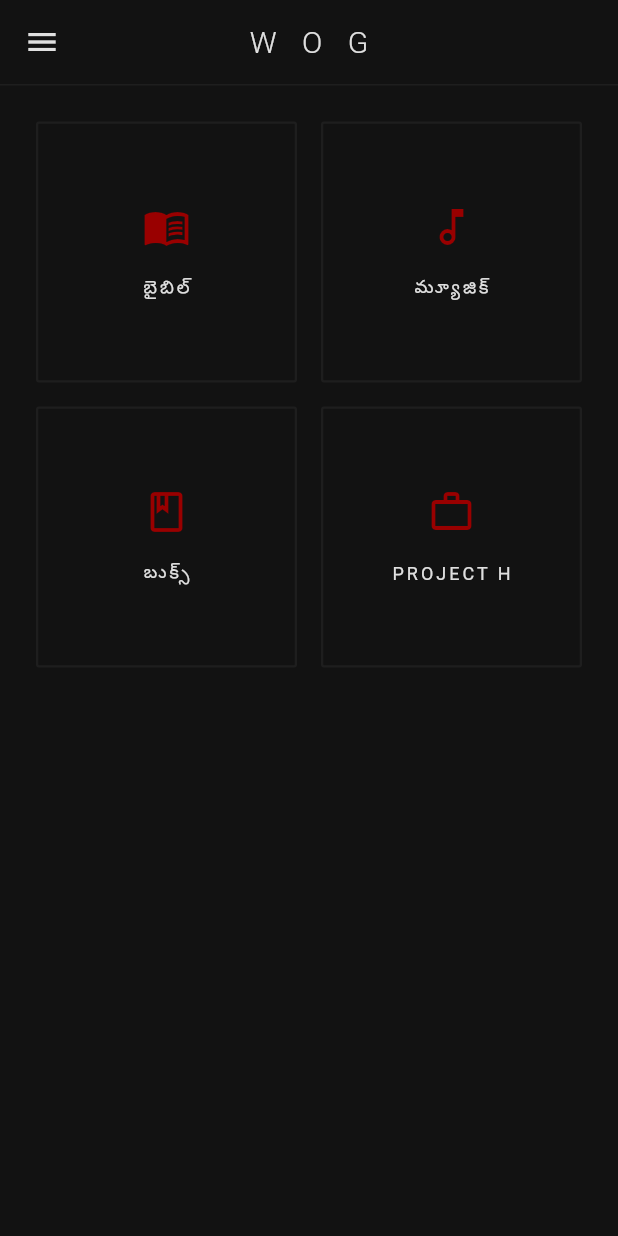
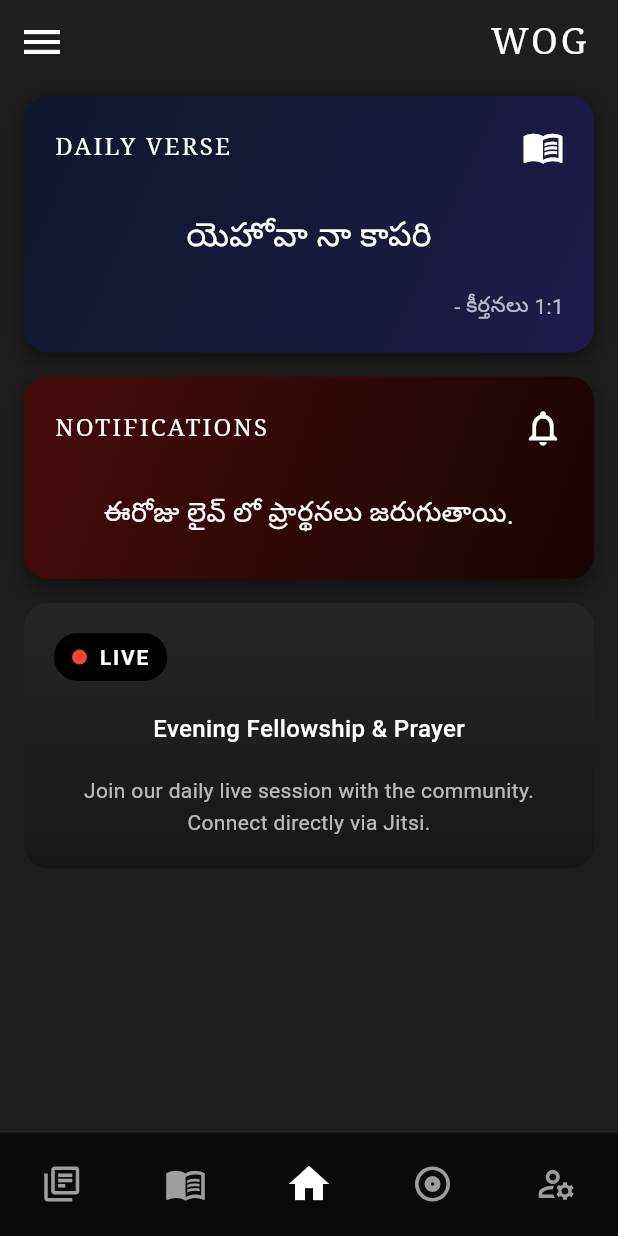
Before and after one commit to rajeshkaratapu24/WOG-FINAL, a Flutter app: the screen it shows after launch, on a phone screen of 412 x 824 dp. Run offline on Flutter 3.47's test engine with Material 3 defaults, Android fonts, the phone set to English and light mode, and no system bars.

Commit message:
Update home_screen.dart

```diff
--- a/lib/ui/home_screen.dart
+++ b/lib/ui/home_screen.dart
@@ -3,164 +3,250 @@ import 'package:flutter/material.dart';
 class HomeScreen extends StatelessWidget {
   const HomeScreen({super.key});
 
-  // Premium Dark Color Palette
-  static const Color bgDark = Color(0xFF121212); // Deep Black/Gray
-  static const Color surfaceDark = Color(0xFF1E1E1E); // Dark Gray
-  static const Color accentRed = Color(0xFF990000); // Dark Red
-  static const Color textWhite = Color(0xFFE0E0E0); // Off-White
-  static const Color textGrey = Color(0xFF808080); // Dim Gray
-
   @override
   Widget build(BuildContext context) {
+    // Scaffold background color matching the dark theme
     return Scaffold(
-      backgroundColor: bgDark,
-      appBar: _buildAppBar(),
+      backgroundColor: const Color(0xFF1E1E1E),
+      appBar: _buildAppBar(context),
       drawer: _buildSideMenu(),
-      body: _buildNavigationGrid(context),
+      body: SingleChildScrollView(
+        physics: const BouncingScrollPhysics(),
+        child: Padding(
+          padding: const EdgeInsets.symmetric(horizontal: 16.0, vertical: 8.0),
+          child: Column(
+            children: [
+              _buildDailyVerseCard(),
+              const SizedBox(height: 16),
+              _buildNotificationsCard(),
+              const SizedBox(height: 16),
+              _buildLiveCard(),
+              const SizedBox(height: 24), // Extra padding at bottom
+            ],
+          ),
+        ),
+      ),
+      bottomNavigationBar: _buildBottomNav(),
     );
   }
 
-  // 1. SLEEK APP BAR UI
-  PreferredSizeWidget _buildAppBar() {
+  // 1. PREMIUM APP BAR
+  PreferredSizeWidget _buildAppBar(BuildContext context) {
     return AppBar(
-      title: const Text(
-        'W O G',
+      backgroundColor: Colors.transparent,
+      elevation: 0,
+      leading: IconButton(
+        icon: const Icon(Icons.menu, color: Colors.white, size: 32),
+        onTap: () => Scaffold.of(context).openDrawer(),
+      ),
+      actions: const [
+        Padding(
+          padding: EdgeInsets.only(right: 20.0),
+          child: Text(
+            'WOG',
             style: TextStyle(
-          color: textWhite,
-          fontWeight: FontWeight.w300, // Slim font
-          letterSpacing: 6.0, // Sleek spacing
-          fontSize: 20,
+              color: Colors.white,
+              fontSize: 24,
+              fontFamily: 'serif', // Gives that elegant international look
+              letterSpacing: 2.0,
             ),
           ),
-      centerTitle: true,
-      elevation: 0,
-      backgroundColor: bgDark,
-      iconTheme: const IconThemeData(color: textWhite),
-      bottom: PreferredSize(
-        preferredSize: const Size.fromHeight(1.0),
-        child: Container(color: surfaceDark, height: 1.0), // Thin bottom border
-      ),
+        )
+      ],
     );
   }
 
-  // 2. MINIMALIST SIDE MENU (DRAWER) UI
-  Widget _buildSideMenu() {
-    return Drawer(
-      backgroundColor: bgDark,
+  // 2. DAILY VERSE CARD (Deep Blue Gradient)
+  Widget _buildDailyVerseCard() {
+    return Container(
+      width: double.infinity,
+      padding: const EdgeInsets.all(20),
+      decoration: BoxDecoration(
+        borderRadius: BorderRadius.circular(16),
+        gradient: const LinearGradient(
+          colors: [Color(0xFF0F172A), Color(0xFF1E1B4B)], // Midnight blue to deep indigo
+          begin: Alignment.topLeft,
+          end: Alignment.bottomRight,
+        ),
+        boxShadow: [
+          BoxShadow(color: Colors.black.withOpacity(0.5), blurRadius: 10, offset: const Offset(0, 5)),
+        ],
+      ),
       child: Column(
+        crossAxisAlignment: CrossAxisAlignment.start,
         children: [
-          Container(
-            width: double.infinity,
-            padding: const EdgeInsets.only(top: 80, bottom: 40),
-            decoration: const BoxDecoration(
-              border: Border(bottom: BorderSide(color: surfaceDark, width: 1)),
+          Row(
+            mainAxisAlignment: MainAxisAlignment.spaceBetween,
+            children: const [
+              Text(
+                'DAILY VERSE',
+                style: TextStyle(color: Colors.white, fontSize: 16, fontFamily: 'serif', letterSpacing: 1.5),
               ),
-            child: const Column(
-              children: [
-                Icon(Icons.language, color: accentRed, size: 40),
-                SizedBox(height: 16),
-                Text(
-                  'WORLD OF GOD',
-                  style: TextStyle(
-                    color: textWhite,
-                    fontSize: 14,
-                    letterSpacing: 3.0,
-                    fontWeight: FontWeight.w300,
+              Icon(Icons.menu_book, color: Colors.white, size: 28),
+            ],
+          ),
+          const SizedBox(height: 30),
+          const Center(
+            child: Text(
+              'యెహోవా నా కాపరి',
+              style: TextStyle(color: Colors.white, fontSize: 22, fontWeight: FontWeight.w500),
             ),
           ),
-              ],
+          const SizedBox(height: 20),
+          const Align(
+            alignment: Alignment.centerRight,
+            child: Text(
+              '- కీర్తనలు 1:1',
+              style: TextStyle(color: Colors.white70, fontSize: 14),
             ),
           ),
-          Expanded(
-            child: ListView(
-              padding: const EdgeInsets.symmetric(vertical: 20),
-              children: [
-                _menuItem(Icons.login_outlined, 'లాగిన్'),
-                _menuItem(Icons.mail_outline, 'కాంటాక్ట్'),
-                _menuItem(Icons.library_books_outlined, 'పుస్తకాలు'),
-                _menuItem(Icons.help_outline, 'Q & A'),
-              ],
-            ),
-          ),
-          const Padding(
-            padding: EdgeInsets.all(24.0),
-            child: Text(
-              'v 1.0.0',
-              style: TextStyle(color: textGrey, fontSize: 12, letterSpacing: 2.0),
-            ),
-          )
         ],
       ),
     );
   }
 
-  // Side Menu Item Helper
-  Widget _menuItem(IconData icon, String title) {
-    return ListTile(
-      contentPadding: const EdgeInsets.symmetric(horizontal: 32, vertical: 8),
-      leading: Icon(icon, color: textGrey, size: 22),
-      title: Text(
-        title,
-        style: const TextStyle(
-          color: textWhite,
-          fontSize: 14,
-          fontWeight: FontWeight.w400,
-          letterSpacing: 1.0,
+  // 3. NOTIFICATIONS CARD (Deep Red Gradient)
+  Widget _buildNotificationsCard() {
+    return Container(
+      width: double.infinity,
+      padding: const EdgeInsets.all(20),
+      decoration: BoxDecoration(
+        borderRadius: BorderRadius.circular(16),
+        gradient: const LinearGradient(
+          colors: [Color(0xFF450A0A), Color(0xFF1A0505)], // Dark maroon to almost black
+          begin: Alignment.topLeft,
+          end: Alignment.bottomRight,
+        ),
+        boxShadow: [
+          BoxShadow(color: Colors.black.withOpacity(0.5), blurRadius: 10, offset: const Offset(0, 5)),
+        ],
+      ),
+      child: Column(
+        crossAxisAlignment: CrossAxisAlignment.start,
+        children: [
+          Row(
+            mainAxisAlignment: MainAxisAlignment.spaceBetween,
+            children: const [
+              Text(
+                'NOTIFICATIONS',
+                style: TextStyle(color: Colors.white, fontSize: 16, fontFamily: 'serif', letterSpacing: 1.5),
+              ),
+              Icon(Icons.notifications_none, color: Colors.white, size: 28),
+            ],
+          ),
+          const SizedBox(height: 30),
+          const Center(
+            child: Text(
+              'ఈరోజు లైవ్ లో ప్రార్థనలు జరుగుతాయి.',
+              textAlign: TextAlign.center,
+              style: TextStyle(color: Colors.white, fontSize: 18, fontWeight: FontWeight.w400),
             ),
           ),
-      onTap: () {},
-    );
-  }
-
-  // 3. SLEEK NAVIGATION GRID UI
-  Widget _buildNavigationGrid(BuildContext context) {
-    return Padding(
-      padding: const EdgeInsets.all(24.0),
-      child: GridView.count(
-        crossAxisCount: 2,
-        crossAxisSpacing: 16,
-        mainAxisSpacing: 16,
-        childAspectRatio: 1.0,
-        children: [
-          _navCard('బైబిల్', Icons.menu_book_outlined, () {}),
-          _navCard('మ్యూజిక్', Icons.music_note_outlined, () {}),
-          _navCard('బుక్స్', Icons.book_outlined, () {}),
-          _navCard('PROJECT H', Icons.work_outline, () {}),
+          const SizedBox(height: 10),
         ],
       ),
     );
   }
 
-  // Sleek Outlined Card Helper
-  Widget _navCard(String title, IconData icon, VoidCallback onTap) {
-    return InkWell(
-      onTap: onTap,
-      splashColor: accentRed.withOpacity(0.1),
-      highlightColor: Colors.transparent,
-      borderRadius: BorderRadius.circular(2), // Sharp corners
-      child: Container(
+  // 4. LIVE CARD (Dark Grey with Red Badge)
+  Widget _buildLiveCard() {
+    return Container(
+      width: double.infinity,
+      padding: const EdgeInsets.all(20),
       decoration: BoxDecoration(
-          color: bgDark,
-          border: Border.all(color: surfaceDark, width: 1.5),
-          borderRadius: BorderRadius.circular(2), // Sharp minimalist look
+        borderRadius: BorderRadius.circular(16),
+        gradient: const LinearGradient(
+          colors: [Color(0xFF262626), Color(0xFF171717)],
+          begin: Alignment.topCenter,
+          end: Alignment.bottomCenter,
+        ),
       ),
       child: Column(
-          mainAxisAlignment: MainAxisAlignment.center,
         children: [
-            Icon(icon, size: 32, color: accentRed), // Dark Red Accent
-            const SizedBox(height: 16),
-            Text(
-              title,
-              style: const TextStyle(
-                fontSize: 12,
-                fontWeight: FontWeight.w400,
-                color: textWhite,
-                letterSpacing: 2.0, // Premium spacing
+          Align(
+            alignment: Alignment.topLeft,
+            child: Container(
+              padding: const EdgeInsets.symmetric(horizontal: 12, vertical: 6),
+              decoration: BoxDecoration(
+                color: Colors.black,
+                borderRadius: BorderRadius.circular(20),
               ),
+              child: Row(
+                mainAxisSize: MainAxisSize.min,
+                children: [
+                  Container(
+                    width: 10,
+                    height: 10,
+                    decoration: const BoxDecoration(color: Colors.red, shape: BoxShape.circle),
+                  ),
+                  const SizedBox(width: 8),
+                  const Text('LIVE', style: TextStyle(color: Colors.white, fontWeight: FontWeight.bold, letterSpacing: 1.2)),
+                ],
+              ),
+            ),
+          ),
+          const SizedBox(height: 20),
+          const Text(
+            'Evening Fellowship & Prayer',
+            style: TextStyle(color: Colors.white, fontSize: 16, fontWeight: FontWeight.w500),
+          ),
+          const SizedBox(height: 20),
+          const Text(
+            'Join our daily live session with the community.\nConnect directly via Jitsi.',
+            textAlign: TextAlign.center,
+            style: TextStyle(color: Colors.white70, fontSize: 14, height: 1.5),
           ),
         ],
       ),
+    );
+  }
+
+  // 5. CUSTOM BOTTOM NAVIGATION BAR
+  Widget _buildBottomNav() {
+    return Container(
+      height: 70,
+      decoration: const BoxDecoration(
+        color: Color(0xFF0A0A0A), // Very dark bottom bar
+        border: Border(top: BorderSide(color: Colors.white12, width: 1)),
+      ),
+      child: Row(
+        mainAxisAlignment: MainAxisAlignment.spaceAround,
+        children: [
+          IconButton(icon: const Icon(Icons.library_books_outlined, color: Colors.grey, size: 28), onPressed: () {}),
+          IconButton(icon: const Icon(Icons.menu_book_outlined, color: Colors.grey, size: 28), onPressed: () {}),
+          IconButton(icon: const Icon(Icons.home, color: Colors.white, size: 32), onPressed: () {}), // Active icon
+          IconButton(icon: const Icon(Icons.album_outlined, color: Colors.grey, size: 28), onPressed: () {}),
+          IconButton(icon: const Icon(Icons.manage_accounts_outlined, color: Colors.grey, size: 28), onPressed: () {}),
+        ],
       ),
     );
   }
+
+  // --- EXISTING SIDE MENU LOGIC RETAINED ---
+  Widget _buildSideMenu() {
+    return Drawer(
+      backgroundColor: const Color(0xFF1E1E1E),
+      child: ListView(
+        padding: EdgeInsets.zero,
+        children: [
+          const DrawerHeader(
+            decoration: BoxDecoration(color: Colors.black),
+            child: Text('WOG Menu', style: TextStyle(color: Colors.white, fontSize: 24, fontFamily: 'serif')),
+          ),
+          _menuItem(Icons.login, 'లాగిన్ (Login)'),
+          _menuItem(Icons.contact_mail, 'కాంటాక్ట్ (Contact)'),
+          _menuItem(Icons.library_books, 'పుస్తకాలు (Books)'),
+          _menuItem(Icons.question_answer, 'Q&A'),
+        ],
+      ),
+    );
   }
+
+  Widget _menuItem(IconData icon, String title) {
+    return ListTile(
+      leading: Icon(icon, color: Colors.white70),
+      title: Text(title, style: const TextStyle(color: Colors.white)),
+      onTap: () {},
+    );
+  }
+}
```
Lines whose indentation alone changed are shown as unchanged.
